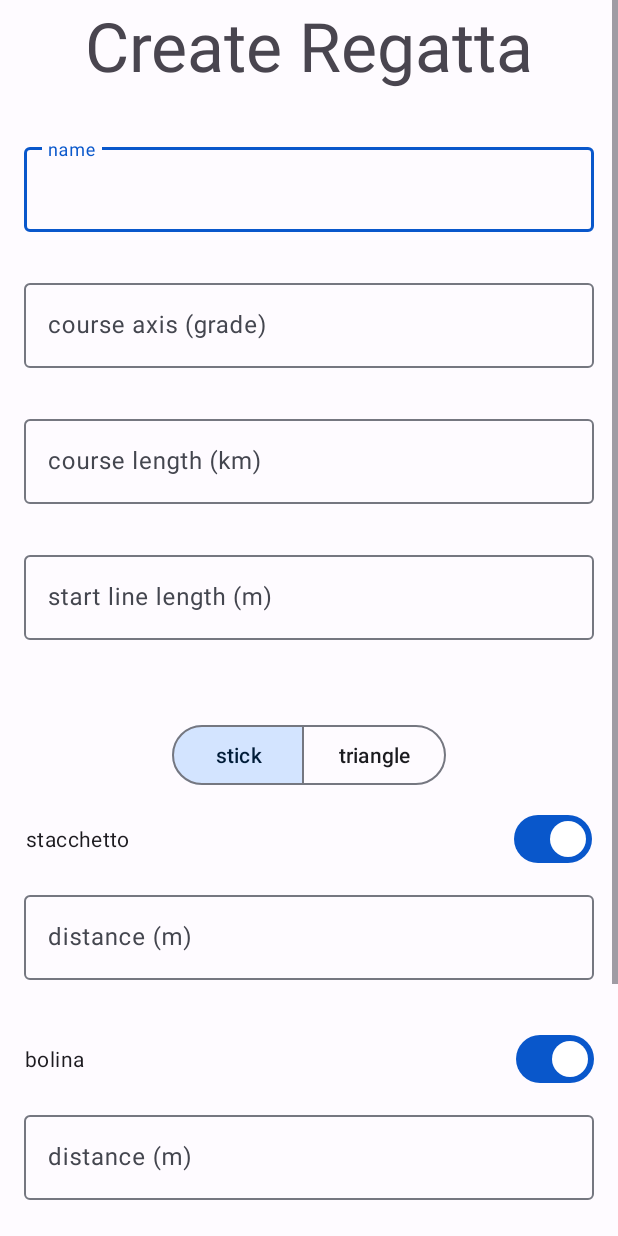
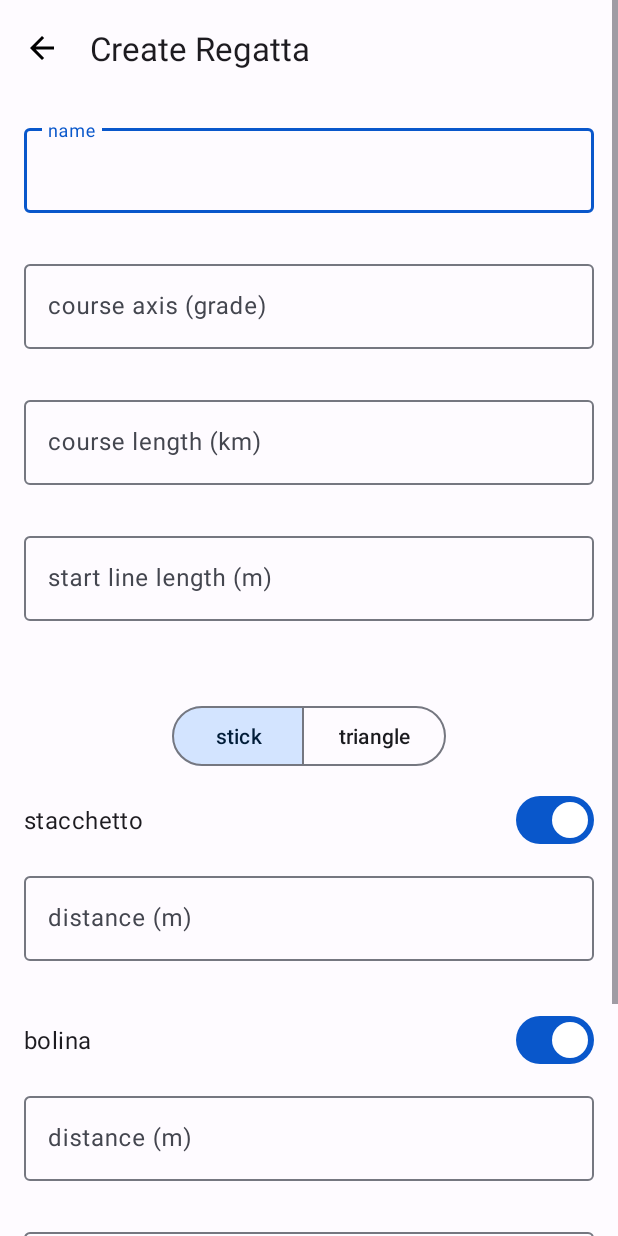
Before and after one commit to open-roboe/roboapp, an Android app: the fragment CreateRegattaFragment shown on its own in the app's theme, on a phone screen of 412 x 824 dp. Run offline under Robolectric (Android 15) with nearby library versions, the phone set to English and light mode, and no system bars; our stand-ins replace Room's generated code, data binding, navigation-ui; 1 statement that could not run was skipped.

Commit message:
tweaked layout appearance

```diff
--- a/app/src/main/java/it/halb/roboapp/ui/main/CreateRegattaFragment.java
+++ b/app/src/main/java/it/halb/roboapp/ui/main/CreateRegattaFragment.java
@@ -14,7 +14,11 @@ import androidx.annotation.NonNull;
 import androidx.annotation.Nullable;
 import androidx.fragment.app.Fragment;
 import androidx.lifecycle.ViewModelProvider;
+import androidx.navigation.NavController;
+import androidx.navigation.Navigation;
 import androidx.navigation.fragment.NavHostFragment;
+import androidx.navigation.ui.AppBarConfiguration;
+import androidx.navigation.ui.NavigationUI;
 
 import com.google.android.gms.location.FusedLocationProviderClient;
 import com.google.android.gms.location.LocationServices;
@@ -43,10 +47,11 @@ public class CreateRegattaFragment extends Fragment {
     @Override
     public void onViewCreated(@NonNull View view, @Nullable Bundle savedInstanceState) {
         super.onViewCreated(view, savedInstanceState);
+
+        //initialize viewmodel
         model = new ViewModelProvider(this).get(CreateRegattaViewModel.class);
         binding.setLifecycleOwner(this.getViewLifecycleOwner());
         binding.setCreateRegattaViewModel(model);
-
 
         //ask for location permissions. we notify the viewModel the result so that a
         // manual coordinates input can be created in case of denied permissions
@@ -119,6 +124,10 @@ public class CreateRegattaFragment extends Fragment {
             //go back to the previous page. This is practically like pressing the back button
             NavHostFragment.findNavController(this).popBackStack();
         });
+        binding.topAppBar.setNavigationOnClickListener(v -> {
+            NavHostFragment.findNavController(this).popBackStack();
+        });
+
 
 
     }
--- a/app/src/main/res/layout/fragment_create_regatta.xml
+++ b/app/src/main/res/layout/fragment_create_regatta.xml
@@ -21,26 +21,32 @@
                 android:layout_height="wrap_content"
                 >
 
+                <com.google.android.material.appbar.AppBarLayout
+                    android:id="@+id/appBarLayout"
+                    android:layout_width="match_parent"
+                    android:layout_height="wrap_content"
+                    app:layout_constraintEnd_toEndOf="parent"
+                    app:layout_constraintStart_toStartOf="parent"
+                    app:layout_constraintTop_toTopOf="parent">
+
+                    <com.google.android.material.appbar.MaterialToolbar
+                        android:id="@+id/topAppBar"
+                        android:layout_width="match_parent"
+                        android:layout_height="?attr/actionBarSize"
+                        app:navigationIcon="@drawable/baseline_arrow_back_24"
+                        app:title="@string/fragment_create_regatta_title"
+                        />
+                </com.google.android.material.appbar.AppBarLayout>
+
                 <androidx.constraintlayout.widget.ConstraintLayout
                     android:layout_width="0dp"
                     android:layout_height="wrap_content"
                     android:layout_margin="16dp"
-                    app:layout_constraintBottom_toBottomOf="parent"
+                    app:layout_constraintTop_toBottomOf="@id/appBarLayout"
                     app:layout_constraintEnd_toEndOf="parent"
                     app:layout_constraintStart_toStartOf="parent"
                     >
 
-
-                    <TextView
-                        android:id="@+id/textViewCreateRegatta"
-                        android:layout_width="wrap_content"
-                        android:layout_height="wrap_content"
-                        android:layout_marginBottom="32dp"
-                        android:text="@string/fragment_create_regatta_title"
-                        android:textAppearance="@style/TextAppearance.AppCompat.Display2"
-                        app:layout_constraintBottom_toTopOf="@+id/textInputRegattaName"
-                        app:layout_constraintEnd_toEndOf="parent"
-                        app:layout_constraintStart_toStartOf="parent" />
 
                     <com.google.android.material.textfield.TextInputLayout
                         android:id="@+id/textInputRegattaName"
@@ -156,16 +162,16 @@
 
                     <com.google.android.material.materialswitch.MaterialSwitch
                         android:id="@+id/materialSwitchStacchetto"
-                        android:layout_width="wrap_content"
-                        android:layout_height="match_parent"
+                        android:layout_width="match_parent"
+                        android:layout_height="wrap_content"
+                        android:layout_marginBottom="8dp"
                         android:checked="true"
+                        android:onClick="@{() -> createRegattaViewModel.setStacchetto()}"
                         android:text="@string/materialSwitch_stacchetto"
-                        android:layout_marginBottom="8dp"
-                        android:onClick="@{() -> createRegattaViewModel.setStacchetto()}"
-                        app:switchPadding="256dp"
+                        android:textSize="16sp"
                         app:layout_constraintBottom_toTopOf="@+id/textInputRegattaStacchettoDistance"
                         app:layout_constraintEnd_toEndOf="parent"
-                        app:layout_constraintStart_toStartOf="parent"/>
+                        app:layout_constraintStart_toStartOf="parent" />
 
                     <com.google.android.material.textfield.TextInputLayout
                         android:id="@+id/textInputRegattaStacchettoDistance"
@@ -191,13 +197,13 @@
 
                     <com.google.android.material.materialswitch.MaterialSwitch
                         android:id="@+id/materialSwitchBolina"
-                        android:layout_width="wrap_content"
-                        android:layout_height="match_parent"
+                        android:layout_width="match_parent"
+                        android:layout_height="wrap_content"
                         android:checked="true"
                         android:text="@string/materialSwitch_bolina"
                         android:layout_marginBottom="8dp"
                         android:onClick="@{() -> createRegattaViewModel.setBolina()}"
-                        app:switchPadding="288dp"
+                        android:textSize="16sp"
                         app:layout_constraintBottom_toTopOf="@+id/textInputRegattaBolinaDistance"
                         app:layout_constraintEnd_toEndOf="parent"
                         app:layout_constraintStart_toStartOf="parent"/>
@@ -251,7 +257,7 @@
                         style="@style/Widget.Material3.Button.UnelevatedButton"
                         android:layout_width="wrap_content"
                         android:layout_height="wrap_content"
-                        android:layout_marginBottom="8dp"
+                        android:layout_marginBottom="16dp"
                         android:text="@string/fragment_create_regatta_button"
                         app:layout_constraintBottom_toBottomOf="parent"
                         app:layout_constraintStart_toStartOf="parent" />
```
